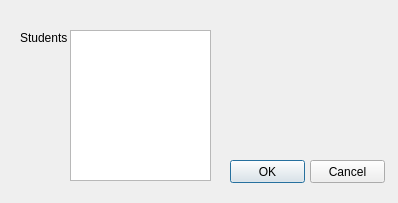
Before: the Qt Designer form together/removeStudentDialog.ui in SDSMT-CSC464-F15/dancesoft, drawn with Qt 5.
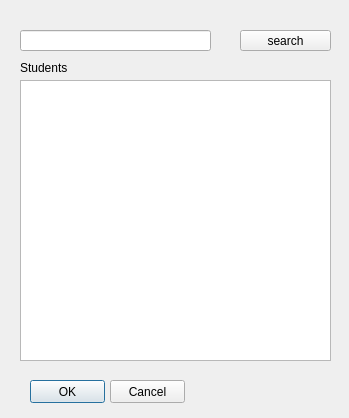
After: the same form once the commit is applied.

Commit message: fix search of delete student

```diff
--- a/together/removeStudentDialog.ui
+++ b/together/removeStudentDialog.ui
@@ -6,8 +6,8 @@
    <rect>
     <x>0</x>
     <y>0</y>
-    <width>398</width>
-    <height>203</height>
+    <width>349</width>
+    <height>418</height>
    </rect>
   </property>
   <property name="windowTitle">
@@ -16,8 +16,8 @@
   <widget class="QPushButton" name="ok_btn">
    <property name="geometry">
     <rect>
-     <x>230</x>
-     <y>160</y>
+     <x>30</x>
+     <y>380</y>
      <width>75</width>
      <height>23</height>
     </rect>
@@ -29,8 +29,8 @@
   <widget class="QPushButton" name="cancel_btn">
    <property name="geometry">
     <rect>
-     <x>310</x>
-     <y>160</y>
+     <x>110</x>
+     <y>380</y>
      <width>75</width>
      <height>23</height>
     </rect>
@@ -43,7 +43,7 @@
    <property name="geometry">
     <rect>
      <x>20</x>
-     <y>30</y>
+     <y>60</y>
      <width>101</width>
      <height>16</height>
     </rect>
@@ -55,13 +55,36 @@
   <widget class="QListView" name="studentListView">
    <property name="geometry">
     <rect>
-     <x>70</x>
+     <x>20</x>
+     <y>80</y>
+     <width>311</width>
+     <height>281</height>
+    </rect>
+   </property>
+  </widget>
+  <widget class="QLineEdit" name="Student_lineEdit">
+   <property name="geometry">
+    <rect>
+     <x>20</x>
      <y>30</y>
-     <width>141</width>
-     <height>151</height>
+     <width>191</width>
+     <height>21</height>
     </rect>
    </property>
   </widget>
+  <widget class="QPushButton" name="Search_btn">
+   <property name="geometry">
+    <rect>
+     <x>240</x>
+     <y>30</y>
+     <width>91</width>
+     <height>21</height>
+    </rect>
+   </property>
+   <property name="text">
+    <string>search</string>
+   </property>
+  </widget>
  </widget>
  <resources/>
  <connections/>
```
The commit also changes 2 other files.
